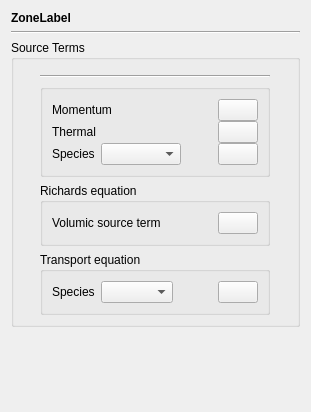
The window that gui/Pages/SourceTermsForm.ui (code-saturne/code_saturne) describes before a commit, drawn with Qt 5.
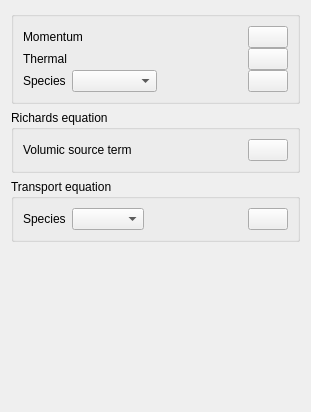
The same window after the commit. Icons and pictures are not drawn.

Commit message: Clean volumic zone display

What changed in the file:
```diff
--- a/gui/Pages/SourceTermsForm.ui
+++ b/gui/Pages/SourceTermsForm.ui
@@ -13,35 +13,8 @@
   <property name="windowTitle">
    <string>Form</string>
   </property>
-  <layout class="QGridLayout" name="gridLayout_5">
-   <item row="0" column="0">
-    <widget class="QLabel" name="zoneLabel">
-     <property name="text">
-      <string>&lt;html&gt;&lt;head/&gt;&lt;body&gt;&lt;p&gt;&lt;span style=&quot; font-weight:600;&quot;&gt;ZoneLabel&lt;/span&gt;&lt;/p&gt;&lt;/body&gt;&lt;/html&gt;</string>
-     </property>
-    </widget>
-   </item>
-   <item row="2" column="0">
     <layout class="QVBoxLayout" name="verticalLayout">
      <item>
-      <widget class="QGroupBox" name="groupBoxSourceTerms">
-       <property name="toolTip">
-        <string>&lt;html&gt;&lt;head/&gt;&lt;body&gt;&lt;p&gt;&lt;span style=&quot; font-size:9pt;&quot;&gt;Define
-         source terms on a volume zone.&lt;/span&gt;&lt;/p&gt;&lt;/body&gt;&lt;/html&gt;
-        </string>
-       </property>
-       <property name="title">
-        <string>Source Terms</string>
-       </property>
-       <layout class="QGridLayout" name="gridLayout_4">
-        <item row="1" column="1">
-         <widget class="Line" name="line">
-          <property name="orientation">
-           <enum>Qt::Horizontal</enum>
-          </property>
-         </widget>
-        </item>
-        <item row="2" column="1">
          <widget class="QGroupBox" name="groupBoxStandard">
           <property name="sizePolicy">
            <sizepolicy hsizetype="MinimumExpanding" vsizetype="Preferred">
@@ -60,7 +33,7 @@
           </property>
           <layout class="QGridLayout" name="gridLayout">
            <item row="0" column="0">
-            <layout class="QVBoxLayout">
+                         <layout class="QVBoxLayout" name="_15">
              <property name="spacing">
               <number>0</number>
              </property>
@@ -71,7 +44,7 @@
               <number>0</number>
              </property>
              <item>
-              <layout class="QHBoxLayout">
+                                 <layout class="QHBoxLayout" name="_16">
                <property name="spacing">
                 <number>6</number>
                </property>
@@ -118,7 +91,7 @@
               </layout>
              </item>
              <item>
-              <layout class="QHBoxLayout">
+                                 <layout class="QHBoxLayout" name="_17">
                <property name="spacing">
                 <number>6</number>
                </property>
@@ -165,7 +138,7 @@
               </layout>
              </item>
              <item>
-              <layout class="QHBoxLayout">
+                                 <layout class="QHBoxLayout" name="_18">
                <property name="spacing">
                 <number>6</number>
                </property>
@@ -235,7 +208,7 @@
           </layout>
          </widget>
         </item>
-        <item row="3" column="1">
+         <item>
          <widget class="QGroupBox" name="groupBoxRichards">
           <property name="toolTip">
            <string>&lt;html&gt;&lt;head/&gt;&lt;body&gt;&lt;p&gt;&lt;span style=&quot; font-size:9pt;&quot;&gt;Define a volumetric source term for the Richards equation.&lt;/span&gt;&lt;/p&gt;&lt;/body&gt;&lt;/html&gt;</string>
@@ -294,7 +267,7 @@
           </layout>
          </widget>
         </item>
-        <item row="4" column="1">
+         <item>
          <widget class="QGroupBox" name="groupBoxTransport">
           <property name="toolTip">
            <string>&lt;html&gt;&lt;head/&gt;&lt;body&gt;&lt;p&gt;&lt;span style=&quot; font-size:9pt;&quot;&gt;Define a scalar source term for groundwater flows.&lt;/span&gt;&lt;/p&gt;&lt;/body&gt;&lt;/html&gt;</string>
@@ -356,60 +329,22 @@
               </widget>
              </item>
             </layout>
-           </item>
-          </layout>
-         </widget>
-        </item>
-        <item row="0" column="0" rowspan="5">
-         <spacer>
-          <property name="orientation">
-           <enum>Qt::Horizontal</enum>
-          </property>
-          <property name="sizeHint" stdset="0">
-           <size>
-            <width>40</width>
-            <height>20</height>
-           </size>
-          </property>
-         </spacer>
-        </item>
-        <item row="0" column="2" rowspan="5">
-         <spacer>
-          <property name="orientation">
-           <enum>Qt::Horizontal</enum>
-          </property>
-          <property name="sizeHint" stdset="0">
-           <size>
-            <width>40</width>
-            <height>20</height>
-           </size>
-          </property>
-         </spacer>
         </item>
        </layout>
       </widget>
      </item>
      <item>
-      <spacer>
+             <spacer name="verticalSpacer">
        <property name="orientation">
         <enum>Qt::Vertical</enum>
        </property>
        <property name="sizeHint" stdset="0">
         <size>
          <width>20</width>
-         <height>40</height>
+                         <height>89</height>
         </size>
        </property>
       </spacer>
-     </item>
-    </layout>
-   </item>
-   <item row="1" column="0">
-    <widget class="Line" name="line_2">
-     <property name="orientation">
-      <enum>Qt::Horizontal</enum>
-     </property>
-    </widget>
    </item>
   </layout>
  </widget>
```
Left out of the diff: 98 changed lines with no effect on the pictures. Lines whose indentation alone changed are shown as unchanged. The commit also changes 13 other files.
